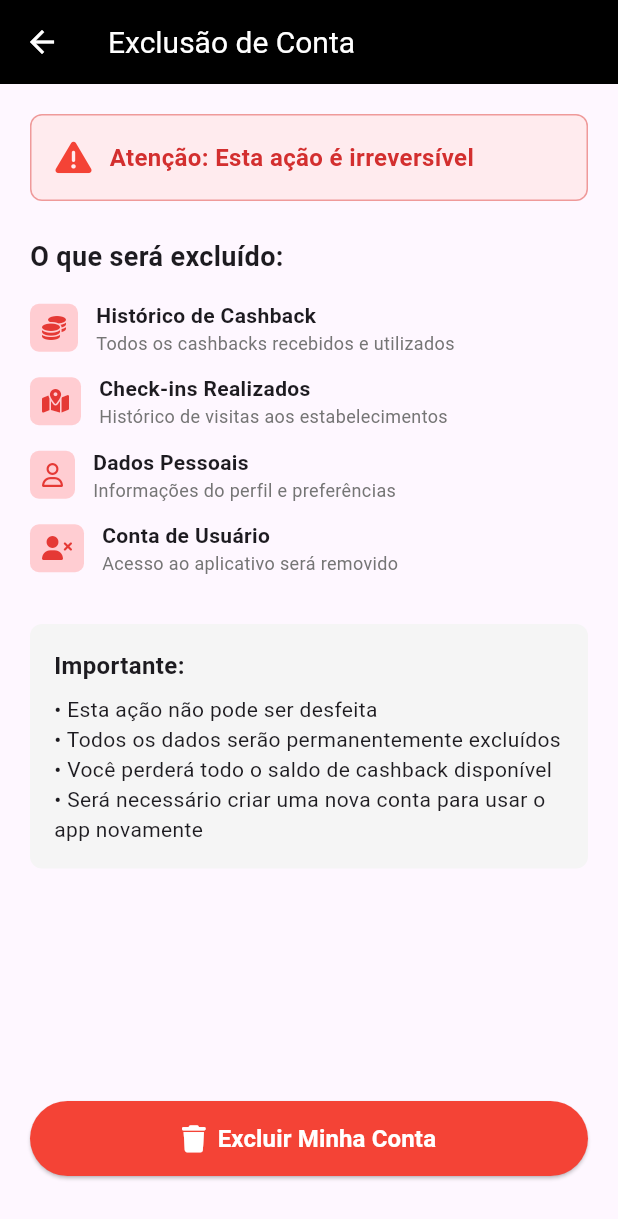
After one commit to TemCashBack/mobile, a Flutter app: the ExclusaoContaPage screen opened directly, on a phone screen of 412 x 824 dp. The commit adds this screen. Shown: the top 1219 px of the screen. Run offline on Flutter 3.47's test engine with Material 3 defaults, Android fonts, the light colour scheme and no system bars; our stand-ins replace camera, cloud_firestore, firebase_auth, firebase_core, firebase_messaging, firebase_remote_config and 11 more; missing offline and left inert: firebase_app_installations, firebase_in_app_messaging, map_launcher; accounts and stored records are empty; network calls fail.

Commit message:
botão de recuperar a senha e botão de excluir conta

```diff
--- /dev/null
+++ b/lib/modules/exclusao_conta/exclusao_conta_binding.dart
@@ -0,0 +1,9 @@
+import 'package:get/get.dart';
+import 'package:mobile/modules/exclusao_conta/exclusao_conta_controller.dart';
+
+class ExclusaoContaBinding extends Bindings {
+  @override
+  void dependencies() {
+    Get.lazyPut<ExclusaoContaController>(() => ExclusaoContaController());
+  }
+}
--- /dev/null
+++ b/lib/modules/exclusao_conta/exclusao_conta_page.dart
@@ -0,0 +1,187 @@
+import 'package:flutter/material.dart';
+import 'package:font_awesome_flutter/font_awesome_flutter.dart';
+import 'package:get/get.dart';
+import 'package:mobile/modules/exclusao_conta/exclusao_conta_controller.dart';
+
+class ExclusaoContaPage extends GetView<ExclusaoContaController> {
+  const ExclusaoContaPage({super.key});
+
+  @override
+  Widget build(BuildContext context) {
+    return Scaffold(
+      appBar: AppBar(
+        title: Text('Exclusão de Conta'),
+        backgroundColor: Colors.black,
+        titleTextStyle: TextStyle(color: Colors.white, fontSize: 20),
+        iconTheme: IconThemeData(color: Colors.white),
+      ),
+      body: Padding(
+        padding: EdgeInsets.all(20.0),
+        child: Column(
+          crossAxisAlignment: CrossAxisAlignment.start,
+          children: [
+            Container(
+              padding: EdgeInsets.all(16),
+              decoration: BoxDecoration(
+                color: Colors.red.shade50,
+                border: Border.all(color: Colors.red.shade200),
+                borderRadius: BorderRadius.circular(8),
+              ),
+              child: Row(
+                children: [
+                  FaIcon(
+                    FontAwesomeIcons.triangleExclamation,
+                    color: Colors.red,
+                    size: 24,
+                  ),
+                  SizedBox(width: 12),
+                  Expanded(
+                    child: Text(
+                      'Atenção: Esta ação é irreversível',
+                      style: TextStyle(
+                        color: Colors.red.shade700,
+                        fontWeight: FontWeight.bold,
+                        fontSize: 16,
+                      ),
+                    ),
+                  ),
+                ],
+              ),
+            ),
+            SizedBox(height: 24),
+            Text(
+              'O que será excluído:',
+              style: TextStyle(
+                fontSize: 18,
+                fontWeight: FontWeight.bold,
+              ),
+            ),
+            SizedBox(height: 16),
+            _buildItemExclusao(
+              FontAwesomeIcons.coins,
+              'Histórico de Cashback',
+              'Todos os cashbacks recebidos e utilizados',
+            ),
+            SizedBox(height: 12),
+            _buildItemExclusao(
+              FontAwesomeIcons.mapLocationDot,
+              'Check-ins Realizados',
+              'Histórico de visitas aos estabelecimentos',
+            ),
+            SizedBox(height: 12),
+            _buildItemExclusao(
+              FontAwesomeIcons.user,
+              'Dados Pessoais',
+              'Informações do perfil e preferências',
+            ),
+            SizedBox(height: 12),
+            _buildItemExclusao(
+              FontAwesomeIcons.userXmark,
+              'Conta de Usuário',
+              'Acesso ao aplicativo será removido',
+            ),
+            SizedBox(height: 32),
+            Container(
+              padding: EdgeInsets.all(16),
+              decoration: BoxDecoration(
+                color: Colors.grey.shade100,
+                borderRadius: BorderRadius.circular(8),
+              ),
+              child: Column(
+                crossAxisAlignment: CrossAxisAlignment.start,
+                children: [
+                  Text(
+                    'Importante:',
+                    style: TextStyle(
+                      fontWeight: FontWeight.bold,
+                      fontSize: 16,
+                    ),
+                  ),
+                  SizedBox(height: 8),
+                  Text(
+                    '• Esta ação não pode ser desfeita\n'
+                    '• Todos os dados serão permanentemente excluídos\n'
+                    '• Você perderá todo o saldo de cashback disponível\n'
+                    '• Será necessário criar uma nova conta para usar o app novamente',
+                    style: TextStyle(fontSize: 14),
+                  ),
+                ],
+              ),
+            ),
+            Spacer(),
+            SizedBox(
+              width: double.infinity,
+              height: 50,
+              child: ElevatedButton(
+                onPressed: () => controller.mostrarDialogoConfirmacao(),
+                style: ElevatedButton.styleFrom(
+                  backgroundColor: Colors.red,
+                  foregroundColor: Colors.white,
+                ),
+                child: Row(
+                  mainAxisAlignment: MainAxisAlignment.center,
+                  children: [
+                    FaIcon(
+                      FontAwesomeIcons.trash,
+                      size: 18,
+                    ),
+                    SizedBox(width: 8),
+                    Text(
+                      'Excluir Minha Conta',
+                      style: TextStyle(
+                        fontSize: 16,
+                        fontWeight: FontWeight.bold,
+                      ),
+                    ),
+                  ],
+                ),
+              ),
+            ),
+            SizedBox(height: 20),
+          ],
+        ),
+      ),
+    );
+  }
+
+  Widget _buildItemExclusao(IconData icon, String titulo, String descricao) {
+    return Row(
+      children: [
+        Container(
+          padding: EdgeInsets.all(8),
+          decoration: BoxDecoration(
+            color: Colors.red.shade100,
+            borderRadius: BorderRadius.circular(6),
+          ),
+          child: FaIcon(
+            icon,
+            color: Colors.red.shade600,
+            size: 16,
+          ),
+        ),
+        SizedBox(width: 12),
+        Expanded(
+          child: Column(
+            crossAxisAlignment: CrossAxisAlignment.start,
+            children: [
+              Text(
+                titulo,
+                style: TextStyle(
+                  fontWeight: FontWeight.w600,
+                  fontSize: 14,
+                ),
+              ),
+              Text(
+                descricao,
+                style: TextStyle(
+                  color: Colors.grey.shade600,
+                  fontSize: 12,
+                ),
+              ),
+            ],
+          ),
+        ),
+      ],
+    );
+  }
+}
--- a/lib/routes/app_pages.dart
+++ b/lib/routes/app_pages.dart
@@ -17,6 +17,10 @@ import 'package:mobile/modules/registro/registro_binding.dart';
 import 'package:mobile/modules/registro/registro_page.dart';
 import 'package:mobile/modules/selfie/selfie_binding.dart';
 import 'package:mobile/modules/selfie/selfie_page.dart';
+import 'package:mobile/modules/exclusao_conta/exclusao_conta_binding.dart';
+import 'package:mobile/modules/exclusao_conta/exclusao_conta_page.dart';
+import 'package:mobile/modules/recuperacao_senha/recuperacao_senha_binding.dart';
+import 'package:mobile/modules/recuperacao_senha/recuperacao_senha_page.dart';
 
 import 'app_routes.dart';
 
@@ -67,5 +71,15 @@ class AppPages {
       page: () => CashbackPage(),
       binding: CashbackBinding(),
     ),
+    GetPage(
+      name: AppRoutes.EXCLUSAO_CONTA,
+      page: () => ExclusaoContaPage(),
+      binding: ExclusaoContaBinding(),
+    ),
+    GetPage(
+      name: AppRoutes.RECUPERACAO_SENHA,
+      page: () => RecuperacaoSenhaPage(),
+      binding: RecuperacaoSenhaBinding(),
+    ),
   ];
 }
--- a/lib/routes/app_routes.dart
+++ b/lib/routes/app_routes.dart
@@ -10,4 +10,6 @@ abstract class AppRoutes {
   static const ESTABELECIMENTOS_LISTA = '/estabelecimentos_lista';
   static const ESTABELECIMENTOS_MAPA = '/estabelecimentos_mapa';
   static const CASHBACK = '/cashback';
+  static const EXCLUSAO_CONTA = '/exclusao-conta';
+  static const RECUPERACAO_SENHA = '/recuperacao-senha';
 }
```
Also changed, not shown: lib/controllers/auth_controller.dart (+8 -0 lines), lib/modules/exclusao_conta/exclusao_conta_controller.dart (added, +224 -0 lines), lib/modules/login/login_page.dart (+10 -0 lines), lib/modules/recuperacao_senha/recuperacao_senha_binding.dart (added, +11 -0 lines), lib/modules/recuperacao_senha/recuperacao_senha_controller.dart (added, +92 -0 lines), lib/modules/recuperacao_senha/recuperacao_senha_page.dart (added, +170 -0 lines), lib/ui/widgets/drawer_custom.dart (+15 -0 lines).
